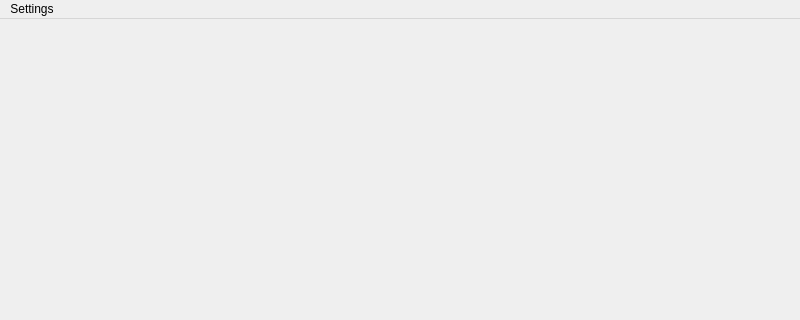
First picture: the form in src/PhysicalLabCore/widgets/CGraphWindowAbstract/CGraphWindowAbstract.ui, repository AlienCowEatCake/pendulum, before the edit; both pictures show x 0 to 800 and y 0 to 320 of the 800 by 540 pixel window.
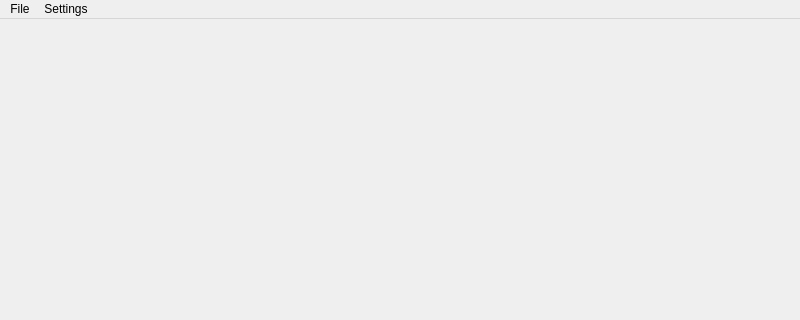
Second picture: the form after the edit.

What changed in the file:
```diff
--- a/src/PhysicalLabCore/widgets/CGraphWindowAbstract/CGraphWindowAbstract.ui
+++ b/src/PhysicalLabCore/widgets/CGraphWindowAbstract/CGraphWindowAbstract.ui
@@ -12,6 +12,13 @@
   </property>
   <widget class="QWidget" name="centralwidget"/>
   <widget class="QMenuBar" name="menuBar">
+   <widget class="QMenu" name="menuFile">
+    <property name="title">
+     <string>File</string>
+    </property>
+    <addaction name="actionSaveGraphFile"/>
+   </widget>
+   <addaction name="menuFile"/>
    <widget class="QMenu" name="menuSettings">
     <property name="title">
      <string>Settings</string>
```
Left out of the diff: 5 changed lines with no effect on the pictures.
